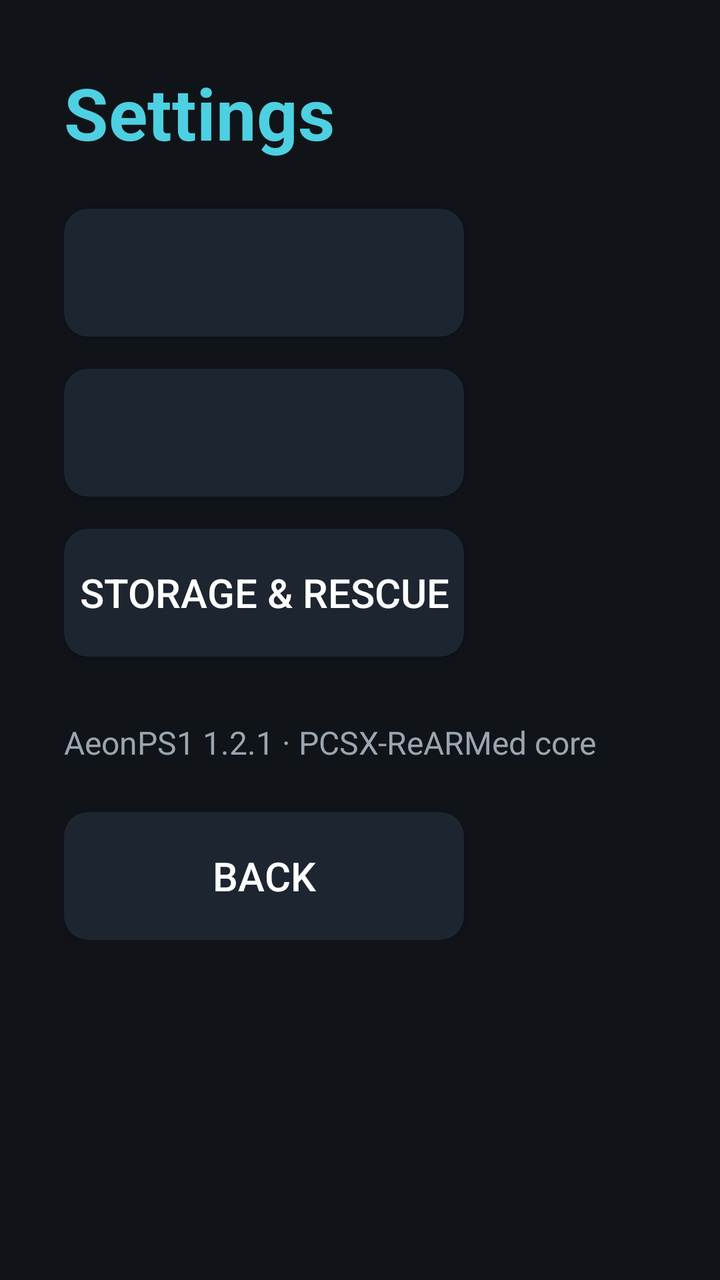
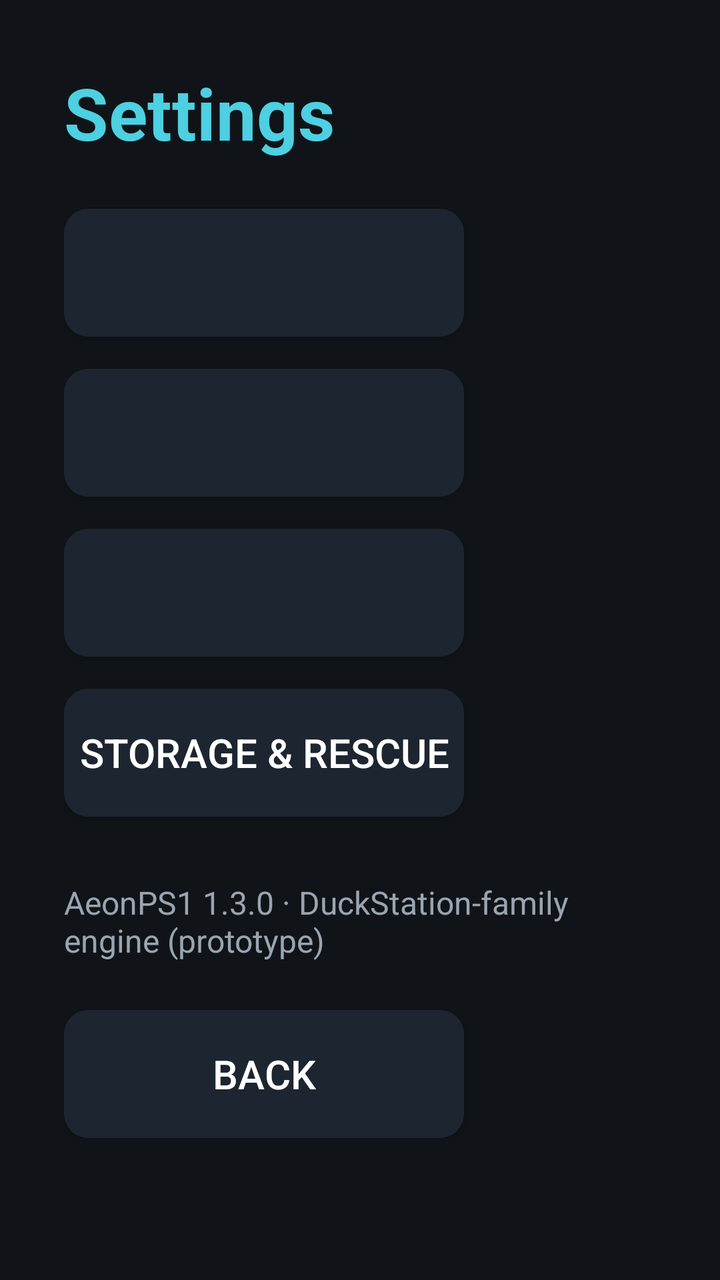

Two renders of the same Android screen: before a commit and after it. Below are the layout's source before the change and the commit's diff.
<!-- AndroidManifest.xml: application theme AeonTheme -->
<!-- res/layout/activity_settings.xml -->
<?xml version="1.0" encoding="utf-8"?>
<ScrollView xmlns:android="http://schemas.android.com/apk/res/android"
    android:layout_width="match_parent"
    android:layout_height="match_parent"
    android:background="@color/bg">

    <LinearLayout
        android:layout_width="match_parent"
        android:layout_height="wrap_content"
        android:orientation="vertical"
        android:padding="32dp">

        <TextView
            android:layout_width="wrap_content"
            android:layout_height="wrap_content"
            android:text="@string/settings"
            android:textSize="36sp"
            android:textStyle="bold"
            android:textColor="@color/accent" />

        <Button
            android:id="@+id/btn_screen"
            style="@style/AeonButton"
            android:layout_marginTop="24dp" />

        <Button
            android:id="@+id/btn_fps"
            style="@style/AeonButton"
            android:layout_marginTop="16dp" />

        <Button
            android:id="@+id/btn_storage"
            style="@style/AeonButton"
            android:layout_marginTop="16dp"
            android:text="@string/storage_rescue" />

        <TextView
            android:layout_width="wrap_content"
            android:layout_height="wrap_content"
            android:layout_marginTop="32dp"
            android:text="@string/version_line"
            android:textSize="16sp"
            android:textColor="@color/text_dim" />

        <Button
            android:id="@+id/btn_back"
            style="@style/AeonButton"
            android:layout_marginTop="24dp"
            android:text="@string/back" />
    </LinearLayout>
</ScrollView>
<!-- resources referenced by this layout -->
<resources>
  <color name="accent">#FF4DD0E1</color>
  <color name="bg">#FF101418</color>
  <color name="text_dim">#FF9AA5B1</color>
  <string name="back">Back</string>
  <string name="settings">Settings</string>
  <string name="storage_rescue">Storage &amp; rescue</string>
  <string name="version_line">AeonPS1 1.2.1 · PCSX-ReARMed core</string>
  <style name="AeonButton" parent="android:Widget.Material.Button">
          <item name="android:layout_width">wrap_content</item>
          <item name="android:layout_height">wrap_content</item>
          <item name="android:minWidth">200dp</item>
          <item name="android:minHeight">64dp</item>
          <item name="android:textSize">20sp</item>
          <item name="android:textColor">@color/text</item>
          <item name="android:background">@drawable/card_bg</item>
          <item name="android:focusable">true</item>
      </style>
  <style name="AeonTheme" parent="android:Theme.Material.NoActionBar">
          <item name="android:windowBackground">@color/bg</item>
          <item name="android:textColor">@color/text</item>
      </style>
  <color name="text">#FFFFFFFF</color>
  <!-- drawable card_bg (drawable) -->
  <?xml version="1.0" encoding="utf-8"?>
  <selector xmlns:android="http://schemas.android.com/apk/res/android">
      <item android:state_focused="true">
          <shape android:shape="rectangle">
              <solid android:color="@color/card_focus" />
              <corners android:radius="12dp" />
              <stroke android:width="3dp" android:color="@color/accent" />
          </shape>
      </item>
      <item>
          <shape android:shape="rectangle">
              <solid android:color="@color/card" />
              <corners android:radius="12dp" />
          </shape>
      </item>
  </selector>
  <color name="card_focus">#FF2E6E8E</color>
  <color name="card">#FF1D2530</color>
</resources>

<!-- the commit's change to res/layout/activity_settings.xml (unified diff, before → after) -->
@@ -29,6 +29,11 @@
             android:layout_marginTop="16dp" />
 
         <Button
+            android:id="@+id/btn_engine"
+            style="@style/AeonButton"
+            android:layout_marginTop="16dp" />
+
+        <Button
             android:id="@+id/btn_storage"
             style="@style/AeonButton"
             android:layout_marginTop="16dp"
<!-- resource entries referenced after the edit -->
@@ -6,7 +6,7 @@
   <string name="back">Back</string>
   <string name="settings">Settings</string>
   <string name="storage_rescue">Storage &amp; rescue</string>
-  <string name="version_line">AeonPS1 1.2.1 · PCSX-ReARMed core</string>
+  <string name="version_line">AeonPS1 1.3.0 · DuckStation-family engine (prototype)</string>
   <style name="AeonButton" parent="android:Widget.Material.Button">
           <item name="android:layout_width">wrap_content</item>
           <item name="android:layout_height">wrap_content</item>
